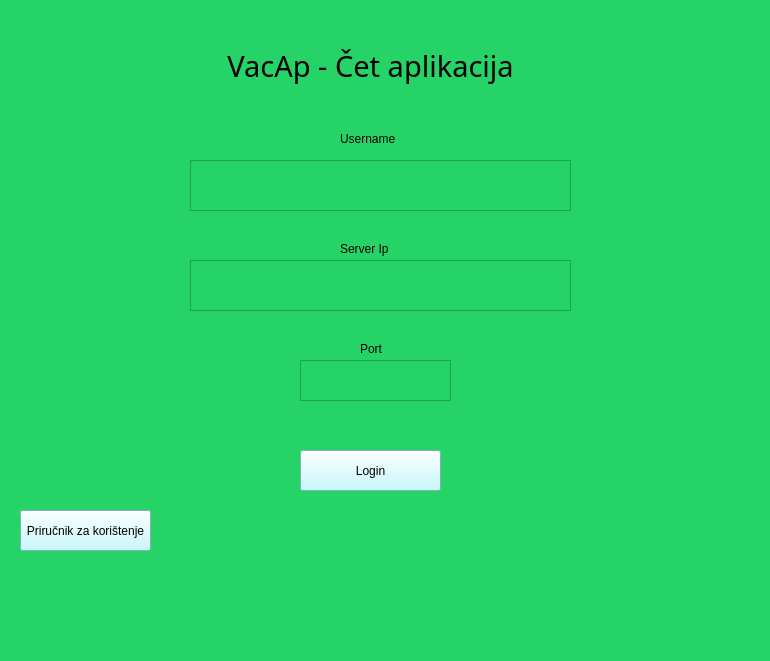
Qt form src/main_window.ui (ianpetek/vacap) before a commit.
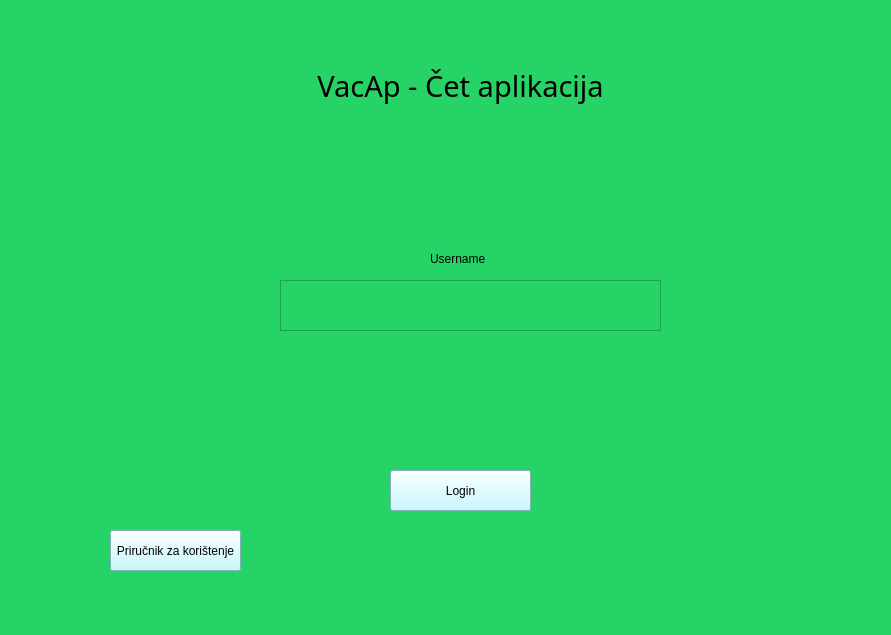
The same form after that commit. Icons and pictures are not drawn.

```diff
--- a/src/main_window.ui
+++ b/src/main_window.ui
@@ -6,8 +6,8 @@
    <rect>
     <x>0</x>
     <y>0</y>
-    <width>770</width>
-    <height>661</height>
+    <width>891</width>
+    <height>635</height>
    </rect>
   </property>
   <property name="windowTitle">
@@ -22,8 +22,8 @@
      <rect>
       <x>0</x>
       <y>0</y>
-      <width>771</width>
-      <height>571</height>
+      <width>851</width>
+      <height>611</height>
      </rect>
     </property>
     <property name="styleSheet">
@@ -36,8 +36,8 @@
      <widget class="QTextEdit" name="UsernameTextBox">
       <property name="geometry">
        <rect>
-        <x>190</x>
-        <y>160</y>
+        <x>280</x>
+        <y>280</y>
         <width>381</width>
         <height>51</height>
        </rect>
@@ -47,42 +47,15 @@
         <pointsize>12</pointsize>
        </font>
       </property>
-     </widget>
-     <widget class="QTextEdit" name="ServerIpTextBox">
-      <property name="geometry">
-       <rect>
-        <x>190</x>
-        <y>260</y>
-        <width>381</width>
-        <height>51</height>
-       </rect>
-      </property>
-      <property name="font">
-       <font>
-        <pointsize>12</pointsize>
-       </font>
-      </property>
-     </widget>
-     <widget class="QTextEdit" name="PortTextBox">
-      <property name="geometry">
-       <rect>
-        <x>300</x>
-        <y>360</y>
-        <width>151</width>
-        <height>41</height>
-       </rect>
-      </property>
-      <property name="font">
-       <font>
-        <pointsize>12</pointsize>
-       </font>
+      <property name="autoFillBackground">
+       <bool>false</bool>
       </property>
      </widget>
      <widget class="QLabel" name="label">
       <property name="geometry">
        <rect>
-        <x>340</x>
-        <y>130</y>
+        <x>430</x>
+        <y>250</y>
         <width>71</width>
         <height>17</height>
        </rect>
@@ -91,37 +64,11 @@
        <string>Username</string>
       </property>
      </widget>
-     <widget class="QLabel" name="label_2">
-      <property name="geometry">
-       <rect>
-        <x>340</x>
-        <y>240</y>
-        <width>71</width>
-        <height>17</height>
-       </rect>
-      </property>
-      <property name="text">
-       <string>Server Ip</string>
-      </property>
-     </widget>
-     <widget class="QLabel" name="label_3">
-      <property name="geometry">
-       <rect>
-        <x>360</x>
-        <y>340</y>
-        <width>41</width>
-        <height>17</height>
-       </rect>
-      </property>
-      <property name="text">
-       <string>Port</string>
-      </property>
-     </widget>
      <widget class="QPushButton" name="LoginButton">
       <property name="geometry">
        <rect>
-        <x>300</x>
-        <y>450</y>
+        <x>390</x>
+        <y>470</y>
         <width>141</width>
         <height>41</height>
        </rect>
@@ -136,8 +83,8 @@
      <widget class="QPushButton" name="pushButton">
       <property name="geometry">
        <rect>
-        <x>20</x>
-        <y>510</y>
+        <x>110</x>
+        <y>530</y>
         <width>131</width>
         <height>41</height>
        </rect>
@@ -152,8 +99,8 @@
      <widget class="QLabel" name="label_4">
       <property name="geometry">
        <rect>
-        <x>100</x>
-        <y>10</y>
+        <x>190</x>
+        <y>30</y>
         <width>521</width>
         <height>111</height>
        </rect>
@@ -170,8 +117,8 @@
      <widget class="QPushButton" name="pushButton_2">
       <property name="geometry">
        <rect>
-        <x>20</x>
-        <y>510</y>
+        <x>110</x>
+        <y>530</y>
         <width>131</width>
         <height>41</height>
        </rect>
@@ -186,8 +133,8 @@
      <widget class="QLabel" name="label_5">
       <property name="geometry">
        <rect>
-        <x>200</x>
-        <y>30</y>
+        <x>290</x>
+        <y>50</y>
         <width>341</width>
         <height>71</height>
        </rect>
@@ -208,25 +155,6 @@
        <set>Qt::AlignCenter</set>
       </property>
      </widget>
-     <widget class="QLabel" name="label_6">
-      <property name="geometry">
-       <rect>
-        <x>530</x>
-        <y>370</y>
-        <width>221</width>
-        <height>191</height>
-       </rect>
-      </property>
-      <property name="text">
-       <string/>
-      </property>
-      <property name="pixmap">
-       <pixmap>../../../Downloads/output-onlinepngtools.png</pixmap>
-      </property>
-      <property name="scaledContents">
-       <bool>true</bool>
-      </property>
-     </widget>
      <zorder>pushButton_2</zorder>
      <zorder>UsernameTextBox</zorder>
      <zorder>ServerIpTextBox</zorder>
@@ -352,6 +280,60 @@
        <number>0</number>
       </property>
      </widget>
+     <widget class="QLabel" name="curr_chat_label">
+      <property name="geometry">
+       <rect>
+        <x>320</x>
+        <y>30</y>
+        <width>271</width>
+        <height>31</height>
+       </rect>
+      </property>
+      <property name="autoFillBackground">
+       <bool>false</bool>
+      </property>
+      <property name="styleSheet">
+       <string notr="true">color:rgb(224, 27, 36);</string>
+      </property>
+      <property name="text">
+       <string>Chat Not Selected</string>
+      </property>
+      <property name="alignment">
+       <set>Qt::AlignCenter</set>
+      </property>
+     </widget>
+     <widget class="QLabel" name="label_2">
+      <property name="geometry">
+       <rect>
+        <x>400</x>
+        <y>0</y>
+        <width>101</width>
+        <height>20</height>
+       </rect>
+      </property>
+      <property name="text">
+       <string>Current chat</string>
+      </property>
+      <property name="alignment">
+       <set>Qt::AlignBottom|Qt::AlignHCenter</set>
+      </property>
+     </widget>
+     <widget class="QLabel" name="label_3">
+      <property name="geometry">
+       <rect>
+        <x>50</x>
+        <y>40</y>
+        <width>101</width>
+        <height>20</height>
+       </rect>
+      </property>
+      <property name="text">
+       <string>User List</string>
+      </property>
+      <property name="alignment">
+       <set>Qt::AlignBottom|Qt::AlignHCenter</set>
+      </property>
+     </widget>
     </widget>
    </widget>
   </widget>
```
Left out of the diff: 60 changed lines with no effect on the pictures.
